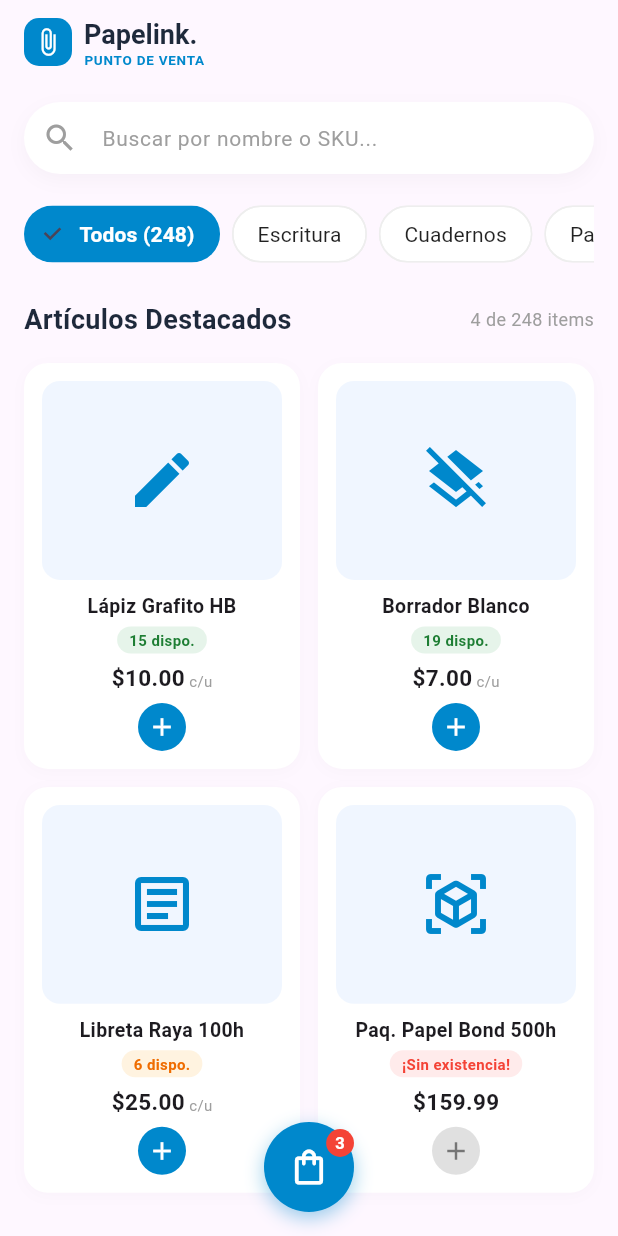
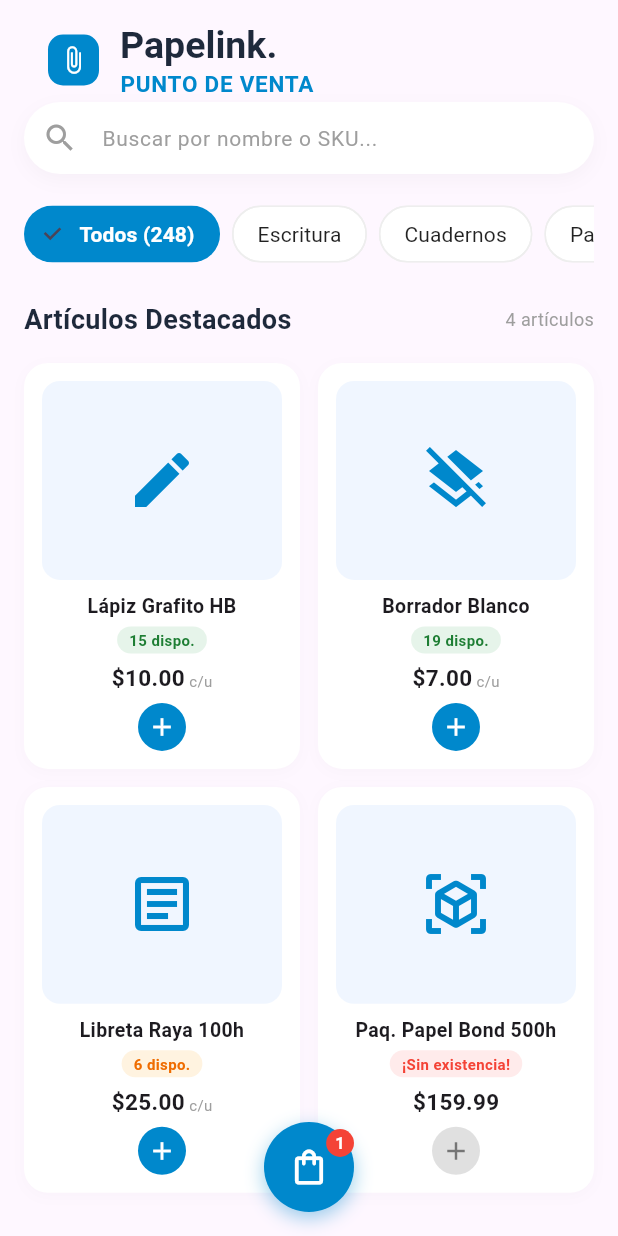
Before and after one commit to AlejandroKantun23/LuminaLabs, a Flutter app: the screen it shows after launch, after a tap on "Modo Invitado", after a tap on the "add" icon, on a phone screen of 412 x 824 dp. Run offline on Flutter 3.47's test engine with Material 3 defaults, Android fonts, the phone set to English and light mode, and no system bars; our stand-ins replace shared_preferences.

Commit message:
feat: creacion de modelo producto con su servicio y enlace eficiente entre pantallas

```diff
--- a/papelink_movil/frontend/lib/main.dart
+++ b/papelink_movil/frontend/lib/main.dart
@@ -1,10 +1,14 @@
 import 'package:flutter/material.dart';
 import 'package:frontend/screens/splash_screen.dart';
+import 'package:frontend/services/carrito_service.dart';
 
-void main(){
-  runApp(Papelink());
+Future<void> main() async {
+  WidgetsFlutterBinding.ensureInitialized();
+  await CarritoService.instance.cargar();
+  runApp(const Papelink());
 }
-class Papelink extends StatelessWidget{
+
+class Papelink extends StatelessWidget {
   const Papelink({super.key});
   @override
   Widget build(BuildContext context) {
--- /dev/null
+++ b/papelink_movil/frontend/lib/models/producto.dart
@@ -0,0 +1,76 @@
+import 'package:flutter/material.dart';
+
+class Producto {
+  const Producto({
+    required this.id,
+    required this.nombre,
+    required this.stock,
+    required this.precio,
+    required this.unidad,
+    required this.icono,
+  });
+
+  final String id;
+  final String nombre;
+  final int stock;
+  final double precio;
+  final String unidad;
+  final IconData icono;
+
+  bool get disponible => stock > 0;
+  bool get stockBajo => disponible && stock <= 6;
+
+  String get textoDisponibilidad =>
+      disponible ? '$stock dispo.' : '¡Sin existencia!';
+
+  static const catalogo = <Producto>[
+    Producto(
+      id: 'lapiz-grafito-hb',
+      nombre: 'Lápiz Grafito HB',
+      stock: 15,
+      precio: 10,
+      unidad: 'c/u',
+      icono: Icons.edit,
+    ),
+    Producto(
+      id: 'borrador-blanco',
+      nombre: 'Borrador Blanco',
+      stock: 19,
+      precio: 7,
+      unidad: 'c/u',
+      icono: Icons.layers_clear,
+    ),
+    Producto(
+      id: 'libreta-raya-100h',
+      nombre: 'Libreta Raya 100h',
+      stock: 6,
+      precio: 25,
+      unidad: 'c/u',
+      icono: Icons.article_outlined,
+    ),
+    Producto(
+      id: 'papel-bond-500h',
+      nombre: 'Paq. Papel Bond 500h',
+      stock: 0,
+      precio: 159.99,
+      unidad: '',
+      icono: Icons.view_in_ar,
+    ),
+  ];
+
+  static Producto? buscarPorId(String id) {
+    for (final producto in catalogo) {
+      if (producto.id == id) return producto;
+    }
+    return null;
+  }
+}
+
+class ItemCarrito {
+  const ItemCarrito({required this.producto, required this.cantidad});
+
+  final Producto producto;
+  final int cantidad;
+
+  double get total => producto.precio * cantidad;
+}
--- a/papelink_movil/frontend/lib/screens/home_screen.dart
+++ b/papelink_movil/frontend/lib/screens/home_screen.dart
@@ -1,4 +1,6 @@
 import 'package:flutter/material.dart';
+import 'package:frontend/models/producto.dart';
+
 import '../widgets/home_header.dart';
 import '../widgets/search_bar_widget.dart';
 import '../widgets/category_chips.dart';
@@ -16,21 +18,24 @@ class _HomeScreenState extends State<HomeScreen> {
   @override
   Widget build(BuildContext context) {
     return Scaffold(
-      appBar: const HomeHeader(),
       body: SafeArea(
         child: SingleChildScrollView(
           padding: const EdgeInsets.symmetric(horizontal: 16.0, vertical: 12.0),
           child: Column(
             crossAxisAlignment: CrossAxisAlignment.start,
             children: [
+              PreferredSize(
+                preferredSize: Size.fromHeight(100),
+                child: HomeHeader(),
+              ),
               const SearchBarWidget(),
               const SizedBox(height: 16),
               const CategoryChips(),
               const SizedBox(height: 20),
               Row(
                 mainAxisAlignment: MainAxisAlignment.spaceBetween,
-                children: const [
-                  Text(
+                children: [
+                  const Text(
                     'Artículos Destacados',
                     style: TextStyle(
                       fontSize: 18,
@@ -39,8 +44,8 @@ class _HomeScreenState extends State<HomeScreen> {
                     ),
                   ),
                   Text(
-                    '4 de 248 items',
-                    style: TextStyle(fontSize: 12, color: Colors.grey),
+                    '${Producto.catalogo.length} artículos',
+                    style: const TextStyle(fontSize: 12, color: Colors.grey),
                   ),
                 ],
               ),
--- /dev/null
+++ b/papelink_movil/frontend/lib/services/carrito_service.dart
@@ -0,0 +1,126 @@
+import 'dart:async';
+import 'dart:convert';
+
+import 'package:flutter/foundation.dart';
+import 'package:shared_preferences/shared_preferences.dart';
+
+import '../models/producto.dart';
+
+class CarritoService extends ChangeNotifier {
+  CarritoService._();
+
+  static final CarritoService instance = CarritoService._();
+  static const _storageKey = 'carrito_productos_v1';
+
+  Map<String, int> _cantidades = {};
+  SharedPreferences? _preferences;
+  Future<void> _pendingSave = Future<void>.value();
+
+  Future<void> cargar() async {
+    if (_preferences != null) return;
+
+    final preferences = await SharedPreferences.getInstance();
+    final storedCart = preferences.getString(_storageKey);
+    final quantities = <String, int>{};
+
+    if (storedCart != null) {
+      final decoded = jsonDecode(storedCart);
+      if (decoded is! Map<String, dynamic>) {
+        throw const FormatException(
+          'El carrito local tiene un formato inválido.',
+        );
+      }
+
+      for (final entry in decoded.entries) {
+        final product = Producto.buscarPorId(entry.key);
+        final quantity = entry.value;
+        if (product != null &&
+            product.stock > 0 &&
+            quantity is int &&
+            quantity > 0) {
+          quantities[entry.key] = quantity > product.stock
+              ? product.stock
+              : quantity;
+        }
+      }
+    }
+
+    _preferences = preferences;
+    _cantidades = quantities;
+  }
+
+  List<ItemCarrito> get items => [
+    for (final product in Producto.catalogo)
+      if ((_cantidades[product.id] ?? 0) > 0)
+        ItemCarrito(producto: product, cantidad: _cantidades[product.id]!),
+  ];
+
+  int get totalArticulos => _cantidades.length;
+  int get totalPiezas =>
+      _cantidades.values.fold(0, (sum, quantity) => sum + quantity);
+  double get total => items.fold(0, (sum, item) => sum + item.total);
+
+  bool puedeAgregar(Producto producto) =>
+      producto.disponible && (_cantidades[producto.id] ?? 0) < producto.stock;
+
+  Future<bool> agregar(Producto producto) async {
+    _ensureLoaded();
+    if (!puedeAgregar(producto)) return false;
+
+    _cantidades[producto.id] = (_cantidades[producto.id] ?? 0) + 1;
+    notifyListeners();
+    await _guardar();
+    return true;
+  }
+
+  Future<void> incrementar(String productId) async {
+    _ensureLoaded();
+    final product = Producto.buscarPorId(productId);
+    if (product == null || !puedeAgregar(product)) return;
+
+    _cantidades[productId] = (_cantidades[productId] ?? 0) + 1;
+    notifyListeners();
+    await _guardar();
+  }
+
+  Future<void> decrementar(String productId) async {
+    _ensureLoaded();
+    final quantity = _cantidades[productId];
+    if (quantity == null || quantity <= 1) return;
+
+    _cantidades[productId] = quantity - 1;
+    notifyListeners();
+    await _guardar();
+  }
+
+  Future<void> quitar(String productId) async {
+    _ensureLoaded();
+    if (_cantidades.remove(productId) == null) return;
+
+    notifyListeners();
+    await _guardar();
+  }
+
+  Future<void> _guardar() {
+    final preferences = _preferences;
+    if (preferences == null) {
+      throw StateError('El carrito local aún no se ha cargado.');
+    }
+
+    final encodedCart = jsonEncode(_cantidades);
+    final write = _pendingSave.then((_) async {
+      final saved = await preferences.setString(_storageKey, encodedCart);
+      if (!saved) {
+        throw StateError('No se pudo guardar el carrito en este dispositivo.');
+      }
+    });
+    _pendingSave = write.catchError((Object _) {});
+    return write;
+  }
+
+  void _ensureLoaded() {
+    if (_preferences == null) {
+      throw StateError('El carrito local aún no se ha cargado.');
+    }
+  }
+}
--- a/papelink_movil/frontend/lib/widgets/home_cart_fab.dart
+++ b/papelink_movil/frontend/lib/widgets/home_cart_fab.dart
@@ -1,12 +1,15 @@
 import 'package:flutter/material.dart';
 import 'package:frontend/screens/cart_screen.dart';
+import 'package:frontend/services/carrito_service.dart';
 
 class HomeCartFab extends StatelessWidget {
   const HomeCartFab({super.key});
 
   @override
   Widget build(BuildContext context) {
-    return Stack(
+    return AnimatedBuilder(
+      animation: CarritoService.instance,
+      builder: (context, _) => Stack(
         clipBehavior: Clip.none,
         children: [
           Container(
@@ -17,17 +20,27 @@ class HomeCartFab extends StatelessWidget {
               shape: BoxShape.circle,
               boxShadow: [
                 BoxShadow(
-                color: const Color(0xFF0088CC).withOpacity(0.4),
+                  color: const Color(0xFF0088CC).withValues(alpha: 0.4),
                   blurRadius: 10,
                   offset: const Offset(0, 4),
                 ),
               ],
             ),
             child: IconButton(
-            icon: const Icon(Icons.shopping_bag_outlined, color: Colors.white, size: 28),
-            onPressed: () {Navigator.pushReplacement(context, MaterialPageRoute(builder: ((context) => CartScreen())));},
+              icon: const Icon(
+                Icons.shopping_bag_outlined,
+                color: Colors.white,
+                size: 28,
+              ),
+              onPressed: () {
+                Navigator.pushReplacement(
+                  context,
+                  MaterialPageRoute(builder: (_) => const CartScreen()),
+                );
+              },
             ),
           ),
+          if (CarritoService.instance.totalPiezas > 0)
             Positioned(
               right: 0,
               top: 0,
@@ -37,9 +50,9 @@ class HomeCartFab extends StatelessWidget {
                   color: Colors.red,
                   shape: BoxShape.circle,
                 ),
-            child: const Text(
-              '3',
-              style: TextStyle(
+                child: Text(
+                  '${CarritoService.instance.totalPiezas}',
+                  style: const TextStyle(
                     color: Colors.white,
                     fontSize: 11,
                     fontWeight: FontWeight.bold,
@@ -48,6 +61,7 @@ class HomeCartFab extends StatelessWidget {
               ),
             ),
         ],
+      ),
     );
   }
 }
--- a/papelink_movil/frontend/lib/widgets/home_header.dart
+++ b/papelink_movil/frontend/lib/widgets/home_header.dart
@@ -1,24 +1,33 @@
 import 'package:flutter/material.dart';
 
 class HomeHeader extends StatelessWidget implements PreferredSizeWidget{
-  const HomeHeader({super.key});
+  const HomeHeader({super.key, this.onBack});
+
+  final VoidCallback? onBack;
 
   @override
   Widget build(BuildContext context) {
     return AppBar(
       backgroundColor: Colors.transparent,
       elevation: 0,
+      leading: onBack == null
+          ? null
+          : IconButton(
+              icon: const Icon(Icons.arrow_back, color: Color(0xFF1E293B)),
+              onPressed: onBack,
+              tooltip: 'Volver a productos',
+            ),
       title: Row(
         children: [
           Container(
-            padding: const EdgeInsets.all(6),
+            padding: const EdgeInsets.all(7),
             decoration: BoxDecoration(
               color: const Color(0xFF0088CC),
               borderRadius: BorderRadius.circular(10),
             ),
             child: const Icon(Icons.attach_file, color: Colors.white, size: 20),
           ),
-          const SizedBox(width: 8),
+          const SizedBox(width: 14),
           Column(
             crossAxisAlignment: CrossAxisAlignment.start,
             children: const [
@@ -27,14 +36,14 @@ class HomeHeader extends StatelessWidget implements PreferredSizeWidget{
                 style: TextStyle(
                   color: Color(0xFF1E293B),
                   fontWeight: FontWeight.bold,
-                  fontSize: 18,
+                  fontSize: 25,
                 ),
               ),
               Text(
                 'PUNTO DE VENTA',
                 style: TextStyle(
                   color: Color(0xFF0088CC),
-                  fontSize: 9,
+                  fontSize: 15,
                   fontWeight: FontWeight.bold,
                   letterSpacing: 0.5,
                 ),
@@ -45,6 +54,7 @@ class HomeHeader extends StatelessWidget implements PreferredSizeWidget{
       ),
     );
   }
+
   @override
   Size get preferredSize => const Size.fromHeight(kToolbarHeight);
 }
--- a/papelink_movil/frontend/lib/widgets/product_card.dart
+++ b/papelink_movil/frontend/lib/widgets/product_card.dart
@@ -1,23 +1,16 @@
 import 'package:flutter/material.dart';
+import 'package:frontend/models/producto.dart';
 
 class ProductCard extends StatelessWidget {
-  final String title;
-  final String dispo;
-  final bool inStock;
-  final bool isLowStock;
-  final String price;
-  final String unit;
-  final IconData icon;
+  final Producto product;
+  final bool canAdd;
+  final VoidCallback onAdd;
 
   const ProductCard({
     super.key,
-    required this.title,
-    required this.dispo,
-    required this.inStock,
-    required this.isLowStock,
-    required this.price,
-    required this.unit,
-    required this.icon,
+    required this.product,
+    required this.canAdd,
+    required this.onAdd,
   });
 
   @override
@@ -29,7 +22,7 @@ class ProductCard extends StatelessWidget {
         borderRadius: BorderRadius.circular(16),
         boxShadow: [
           BoxShadow(
-            color: Colors.black.withOpacity(0.02),
+            color: Colors.black.withValues(alpha: 0.02),
             blurRadius: 8,
             offset: const Offset(0, 2),
           ),
@@ -44,12 +37,16 @@ class ProductCard extends StatelessWidget {
                 color: const Color(0xFFF0F6FF),
                 borderRadius: BorderRadius.circular(12),
               ),
-              child: Icon(icon, size: 48, color: const Color(0xFF0088CC)),
+              child: Icon(
+                product.icono,
+                size: 48,
+                color: const Color(0xFF0088CC),
+              ),
             ),
           ),
           const SizedBox(height: 8),
           Text(
-            title,
+            product.nombre,
             textAlign: TextAlign.center,
             style: const TextStyle(fontWeight: FontWeight.bold, fontSize: 13),
             maxLines: 2,
@@ -59,19 +56,23 @@ class ProductCard extends StatelessWidget {
           Container(
             padding: const EdgeInsets.symmetric(horizontal: 8, vertical: 2),
             decoration: BoxDecoration(
-              color: !inStock
+              color: !product.disponible
                   ? const Color(0xFFFFEBEB)
-                  : (isLowStock ? const Color(0xFFFFF3E0) : const Color(0xFFE6F4EA)),
+                  : (product.stockBajo
+                        ? const Color(0xFFFFF3E0)
+                        : const Color(0xFFE6F4EA)),
               borderRadius: BorderRadius.circular(10),
             ),
             child: Text(
-              dispo,
+              product.textoDisponibilidad,
               style: TextStyle(
                 fontSize: 10,
                 fontWeight: FontWeight.w600,
-                color: !inStock
+                color: !product.disponible
                     ? Colors.red
-                    : (isLowStock ? Colors.orange.shade800 : const Color(0xFF1E7E34)),
+                    : (product.stockBajo
+                          ? Colors.orange.shade800
+                          : const Color(0xFF1E7E34)),
               ),
             ),
           ),
@@ -82,29 +83,32 @@ class ProductCard extends StatelessWidget {
             textBaseline: TextBaseline.alphabetic,
             children: [
               Text(
-                price,
-                style: const TextStyle(fontWeight: FontWeight.bold, fontSize: 15),
+                '\$${product.precio.toStringAsFixed(2)}',
+                style: const TextStyle(
+                  fontWeight: FontWeight.bold,
+                  fontSize: 15,
+                ),
               ),
-              if (unit.isNotEmpty)
+              if (product.unidad.isNotEmpty)
                 Text(
-                  ' $unit',
+                  ' ${product.unidad}',
                   style: const TextStyle(fontSize: 10, color: Colors.grey),
                 ),
             ],
           ),
           const SizedBox(height: 6),
           InkWell(
-            onTap: inStock ? () {} : null,
+            onTap: canAdd ? onAdd : null,
             child: Container(
               width: 32,
               height: 32,
               decoration: BoxDecoration(
-                color: inStock ? const Color(0xFF0088CC) : Colors.grey.shade300,
+                color: canAdd ? const Color(0xFF0088CC) : Colors.grey.shade300,
                 shape: BoxShape.circle,
               ),
               child: Icon(
                 Icons.add,
-                color: inStock ? Colors.white : Colors.grey.shade600,
+                color: canAdd ? Colors.white : Colors.grey.shade600,
                 size: 20,
               ),
             ),
--- a/papelink_movil/frontend/lib/widgets/product_grid.dart
+++ b/papelink_movil/frontend/lib/widgets/product_grid.dart
@@ -1,4 +1,7 @@
 import 'package:flutter/material.dart';
+import 'package:frontend/models/producto.dart';
+import 'package:frontend/services/carrito_service.dart';
+
 import 'product_card.dart';
 
 class ProductGrid extends StatelessWidget {
@@ -6,43 +9,10 @@ class ProductGrid extends StatelessWidget {
 
   @override
   Widget build(BuildContext context) {
-    final products = [
-      {
-        'title': 'Lápiz Grafito HB',
-        'dispo': '15 dispo.',
-        'inStock': true,
-        'price': '\$10.00',
-        'unit': 'c/u',
-        'icon': Icons.edit,
-      },
-      {
-        'title': 'Borrador Blanco',
-        'dispo': '19 dispo.',
-        'inStock': true,
-        'price': '\$7.00',
-        'unit': 'c/u',
-        'icon': Icons.layers_clear,
-      },
-      {
-        'title': 'Libreta Raya 100h',
-        'dispo': '6 dispo.',
-        'inStock': true,
-        'price': '\$25.00',
-        'unit': 'c/u',
-        'isLowStock': true,
-        'icon': Icons.article_outlined,
-      },
-      {
-        'title': 'Paq. Papel Bond 500h',
-        'dispo': '¡Sin existencia!',
-        'inStock': false,
-        'price': '\$159.99',
-        'unit': '',
-        'icon': Icons.view_in_ar,
-      },
-    ];
-
-    return GridView.builder(
+    final carrito = CarritoService.instance;
+    return AnimatedBuilder(
+      animation: carrito,
+      builder: (context, _) => GridView.builder(
         shrinkWrap: true,
         physics: const NeverScrollableScrollPhysics(),
         gridDelegate: const SliverGridDelegateWithFixedCrossAxisCount(
@@ -51,22 +21,37 @@ class ProductGrid extends StatelessWidget {
           crossAxisSpacing: 12,
           mainAxisSpacing: 12,
         ),
-      itemCount: products.length,
+        itemCount: Producto.catalogo.length,
         itemBuilder: (context, index) {
-        final item = products[index];
-        final bool inStock = item['inStock'] as bool;
-        final bool isLowStock = item['isLowStock'] as bool? ?? false;
-
+          final product = Producto.catalogo[index];
           return ProductCard(
-          title: item['title'] as String,
-          dispo: item['dispo'] as String,
-          inStock: inStock,
-          isLowStock: isLowStock,
-          price: item['price'] as String,
-          unit: item['unit'] as String,
-          icon: item['icon'] as IconData,
+            product: product,
+            canAdd: carrito.puedeAgregar(product),
+            onAdd: () => _addToCart(context, carrito, product),
           );
         },
+      ),
+    );
+  }
+
+  Future<void> _addToCart(
+    BuildContext context,
+    CarritoService carrito,
+    Producto product,
+  ) async {
+    try {
+      final added = await carrito.agregar(product);
+      if (!added && context.mounted) {
+        ScaffoldMessenger.of(context).showSnackBar(
+          const SnackBar(content: Text('No hay existencias disponibles.')),
+        );
+      }
+    } catch (error) {
+      if (context.mounted) {
+        ScaffoldMessenger.of(context).showSnackBar(
+          SnackBar(content: Text('No se pudo guardar el carrito: $error')),
         );
       }
     }
+  }
+}
--- a/papelink_movil/frontend/pubspec.yaml
+++ b/papelink_movil/frontend/pubspec.yaml
@@ -35,6 +35,7 @@ dependencies:
   # Use with the CupertinoIcons class for iOS style icons.
   cupertino_icons: ^1.0.8
   http: ^1.6.0
+  shared_preferences: ^2.5.6
 
 dev_dependencies:
   flutter_test:
```
Also changed, not shown: papelink_movil/frontend/lib/screens/cart_screen.dart (+109 -112 lines), papelink_movil/frontend/pubspec.lock, 4 other files. Lines whose indentation alone changed are shown as unchanged.
